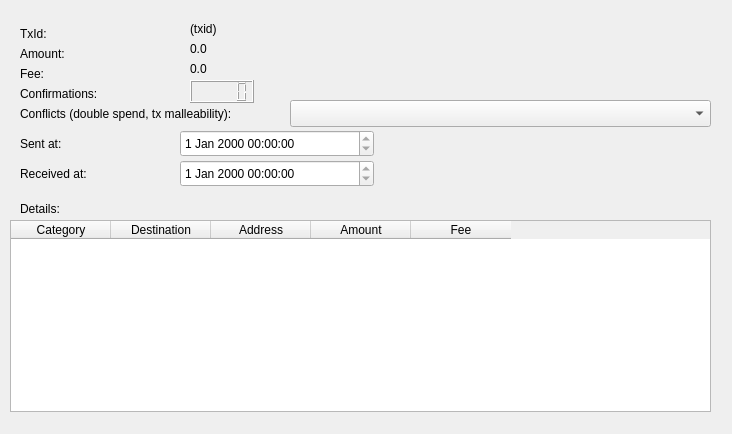
Open-Transactions/Moneychanger, file src/gui/widgets/btctransactioninfo.ui: the form before one commit.
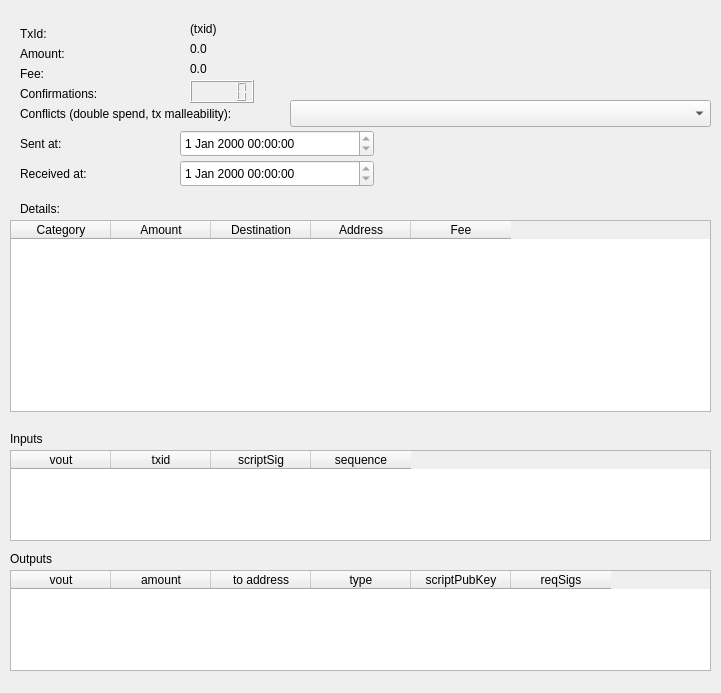
The form after the commit.

Commit message: BtcTransactionInfo window shows info about raw tx in/outputs and you can select double spends in the combo box to display their info

```diff
--- a/src/gui/widgets/btctransactioninfo.ui
+++ b/src/gui/widgets/btctransactioninfo.ui
@@ -6,8 +6,8 @@
    <rect>
     <x>0</x>
     <y>0</y>
-    <width>732</width>
-    <height>434</height>
+    <width>721</width>
+    <height>693</height>
    </rect>
   </property>
   <property name="windowTitle">
@@ -131,6 +131,11 @@
      <string>Category</string>
     </property>
    </column>
+   <column>
+    <property name="text">
+     <string>Amount</string>
+    </property>
+   </column>
    <column>
     <property name="text">
      <string>Destination</string>
@@ -141,11 +146,6 @@
      <string>Address</string>
     </property>
    </column>
-   <column>
-    <property name="text">
-     <string>Amount</string>
-    </property>
-   </column>
    <column>
     <property name="text">
      <string>Fee</string>
@@ -240,6 +240,102 @@
     <bool>true</bool>
    </property>
   </widget>
+  <widget class="QLabel" name="label_2">
+   <property name="geometry">
+    <rect>
+     <x>10</x>
+     <y>430</y>
+     <width>51</width>
+     <height>17</height>
+    </rect>
+   </property>
+   <property name="text">
+    <string>Inputs</string>
+   </property>
+  </widget>
+  <widget class="QTableWidget" name="tableRawVout">
+   <property name="geometry">
+    <rect>
+     <x>10</x>
+     <y>570</y>
+     <width>701</width>
+     <height>101</height>
+    </rect>
+   </property>
+   <column>
+    <property name="text">
+     <string>vout</string>
+    </property>
+   </column>
+   <column>
+    <property name="text">
+     <string>amount</string>
+    </property>
+   </column>
+   <column>
+    <property name="text">
+     <string>to address</string>
+    </property>
+   </column>
+   <column>
+    <property name="text">
+     <string>type</string>
+    </property>
+   </column>
+   <column>
+    <property name="text">
+     <string>scriptPubKey</string>
+    </property>
+   </column>
+   <column>
+    <property name="text">
+     <string>reqSigs</string>
+    </property>
+   </column>
+  </widget>
+  <widget class="QLabel" name="label_10">
+   <property name="geometry">
+    <rect>
+     <x>10</x>
+     <y>550</y>
+     <width>51</width>
+     <height>17</height>
+    </rect>
+   </property>
+   <property name="text">
+    <string>Outputs</string>
+   </property>
+  </widget>
+  <widget class="QTableWidget" name="tableRawVin">
+   <property name="geometry">
+    <rect>
+     <x>10</x>
+     <y>450</y>
+     <width>701</width>
+     <height>91</height>
+    </rect>
+   </property>
+   <column>
+    <property name="text">
+     <string>vout</string>
+    </property>
+   </column>
+   <column>
+    <property name="text">
+     <string>txid</string>
+    </property>
+   </column>
+   <column>
+    <property name="text">
+     <string>scriptSig</string>
+    </property>
+   </column>
+   <column>
+    <property name="text">
+     <string>sequence</string>
+    </property>
+   </column>
+  </widget>
  </widget>
  <resources/>
  <connections/>
```
The commit also changes 3 other files.
